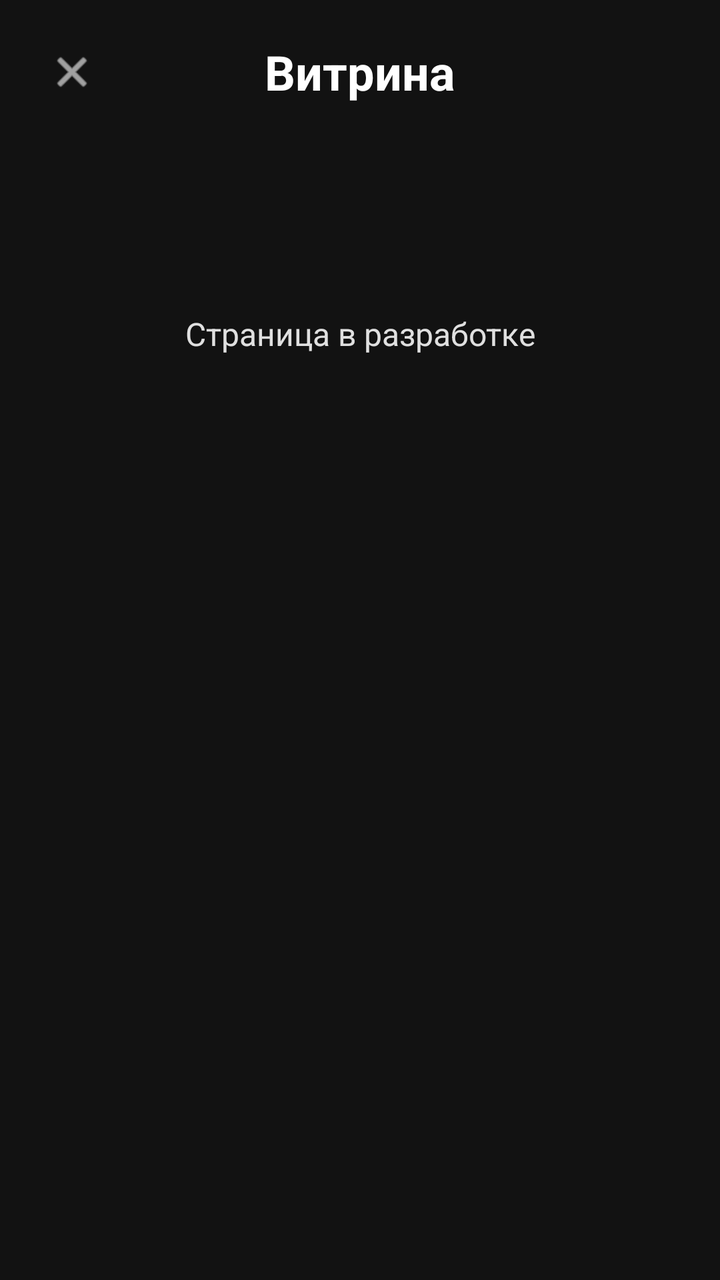
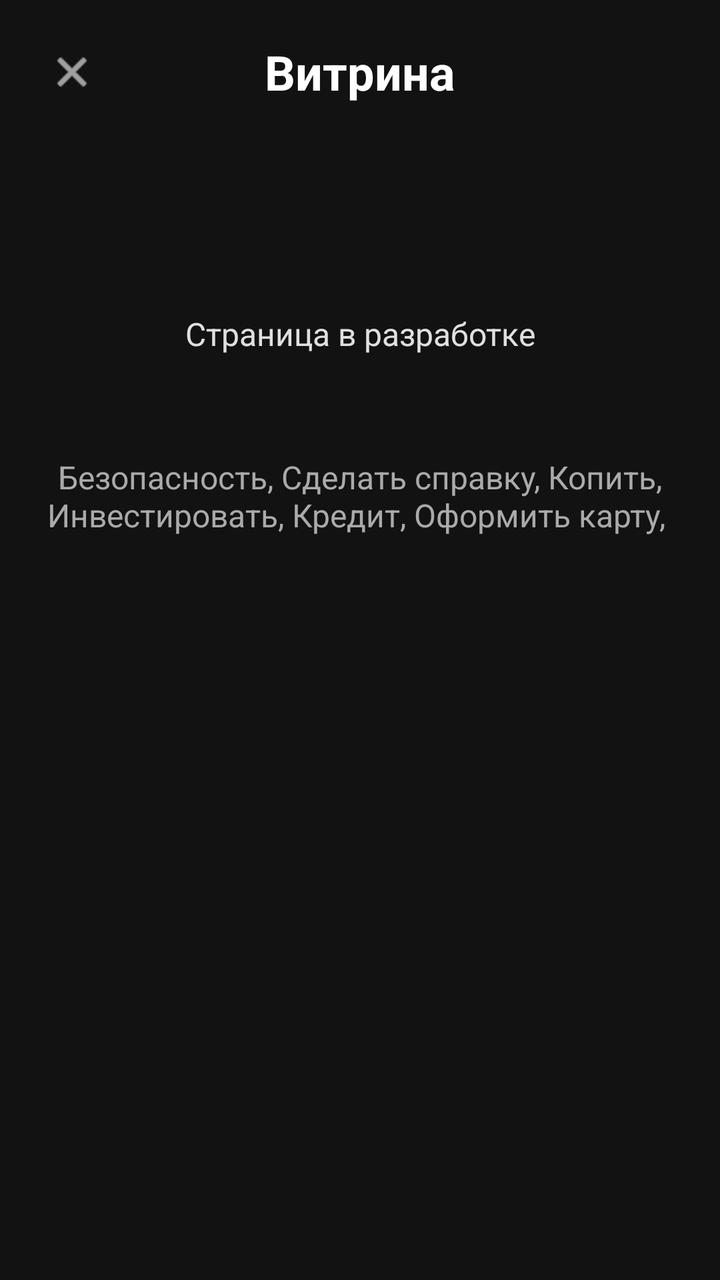

Screens rendered from an Android XML layout before and after an edit, with the pre-edit source and the edit as a unified diff.
<!-- AndroidManifest.xml: application theme Theme.ZvenoBank -->
<!-- res/layout/activity_shop.xml -->
<?xml version="1.0" encoding="utf-8"?>
<LinearLayout xmlns:android="http://schemas.android.com/apk/res/android"
    xmlns:app="http://schemas.android.com/apk/res-auto"
    android:layout_width="match_parent"
    android:layout_height="match_parent"
    android:orientation="vertical"
    android:background="@color/background"
    android:padding="16dp">

    <LinearLayout
        android:layout_width="match_parent"
        android:layout_height="wrap_content"
        android:orientation="horizontal"
        android:gravity="center_vertical">
        <ImageView
            android:id="@+id/back_button"
            android:layout_width="40dp"
            android:layout_height="40dp"
            android:src="@android:drawable/ic_menu_close_clear_cancel"
            app:tint="@android:color/white"
            android:padding="8dp"
            android:clickable="true"
            android:focusable="true"
            android:contentDescription="Назад" />
        <TextView
            android:layout_width="0dp"
            android:layout_height="wrap_content"
            android:layout_weight="1"
            android:text="Витрина"
            android:textColor="@android:color/white"
            android:textSize="24sp"
            android:textStyle="bold"
            android:gravity="center" />
        <View android:layout_width="40dp" android:layout_height="40dp" />
    </LinearLayout>

    <TextView
        android:layout_width="match_parent"
        android:layout_height="wrap_content"
        android:text="Страница в разработке"
        android:textColor="@color/text_secondary"
        android:textSize="16sp"
        android:gravity="center"
        android:layout_marginTop="100dp" />
</LinearLayout>
<!-- resources referenced by this layout -->
<resources>
  <color name="background">#121212</color>
  <color name="text_secondary">#E0E0E0</color>
  <style name="Theme.ZvenoBank" parent="Base.Theme.ZvenoBank" />
  <style name="Base.Theme.ZvenoBank" parent="Theme.Material3.DayNight.NoActionBar">
          
          
      </style>
</resources>

<!-- the commit's change to res/layout/activity_shop.xml (unified diff, before → after) -->
@@ -42,4 +42,13 @@
         android:textSize="16sp"
         android:gravity="center"
         android:layout_marginTop="100dp" />
+
+    <TextView
+        android:layout_width="match_parent"
+        android:layout_height="wrap_content"
+        android:text="Безопасность, Сделать справку, Копить, Инвестировать, Кредит, Оформить карту, "
+        android:textColor="@android:color/darker_gray"
+        android:textSize="16sp"
+        android:gravity="center"
+        android:layout_marginTop="50dp"/>
 </LinearLayout>
